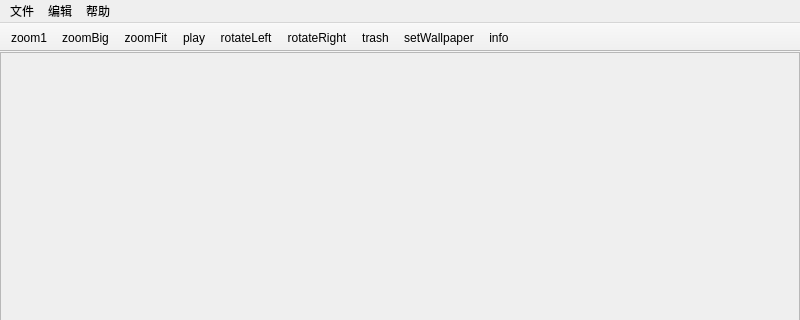
Before: the Qt Designer form mainwindow.ui in sonichy/HTYImageViewer, drawn with Qt 5; both pictures show x 0 to 800 and y 0 to 320 of the 800 by 600 pixel window.
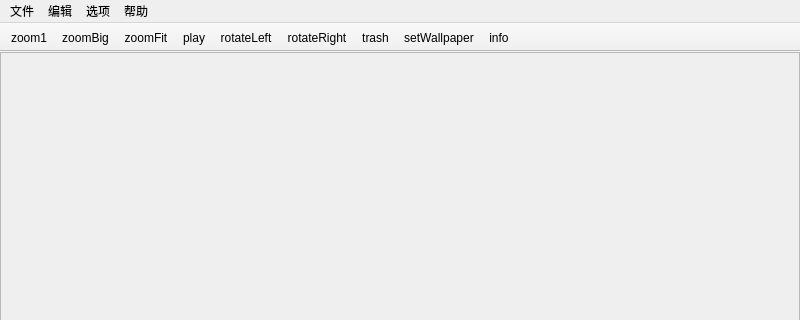
After: the same form once the commit is applied. Icons and pictures are not drawn.

Diff of the .ui file:
```diff
--- a/mainwindow.ui
+++ b/mainwindow.ui
@@ -92,7 +92,7 @@
      <x>0</x>
      <y>0</y>
      <width>800</width>
-     <height>23</height>
+     <height>26</height>
     </rect>
    </property>
    <widget class="QMenu" name="menu">
@@ -116,8 +116,15 @@
     </property>
     <addaction name="action_rename"/>
    </widget>
+   <widget class="QMenu" name="menu_4">
+    <property name="title">
+     <string>选项</string>
+    </property>
+    <addaction name="action_settings"/>
+   </widget>
    <addaction name="menu"/>
    <addaction name="menu_3"/>
+   <addaction name="menu_4"/>
    <addaction name="menu_2"/>
   </widget>
   <widget class="QToolBar" name="mainToolBar">
```
Left out of the diff: 39 changed lines with no effect on the pictures.
